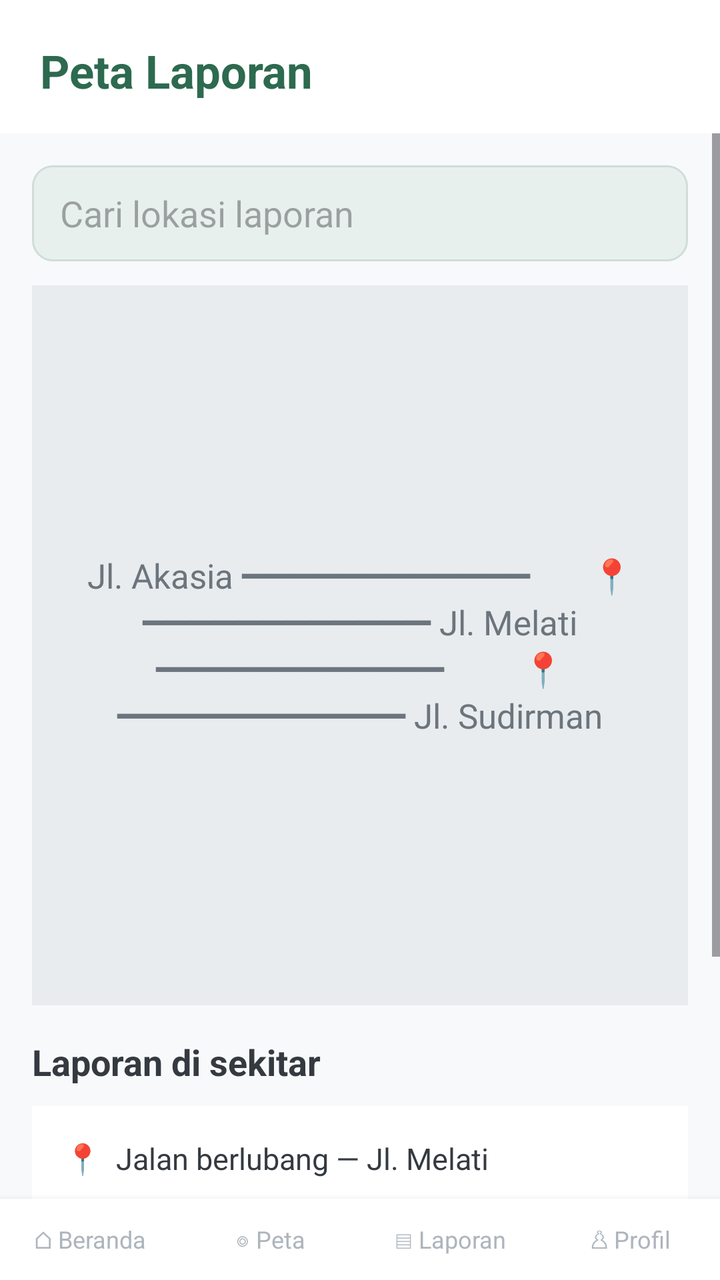
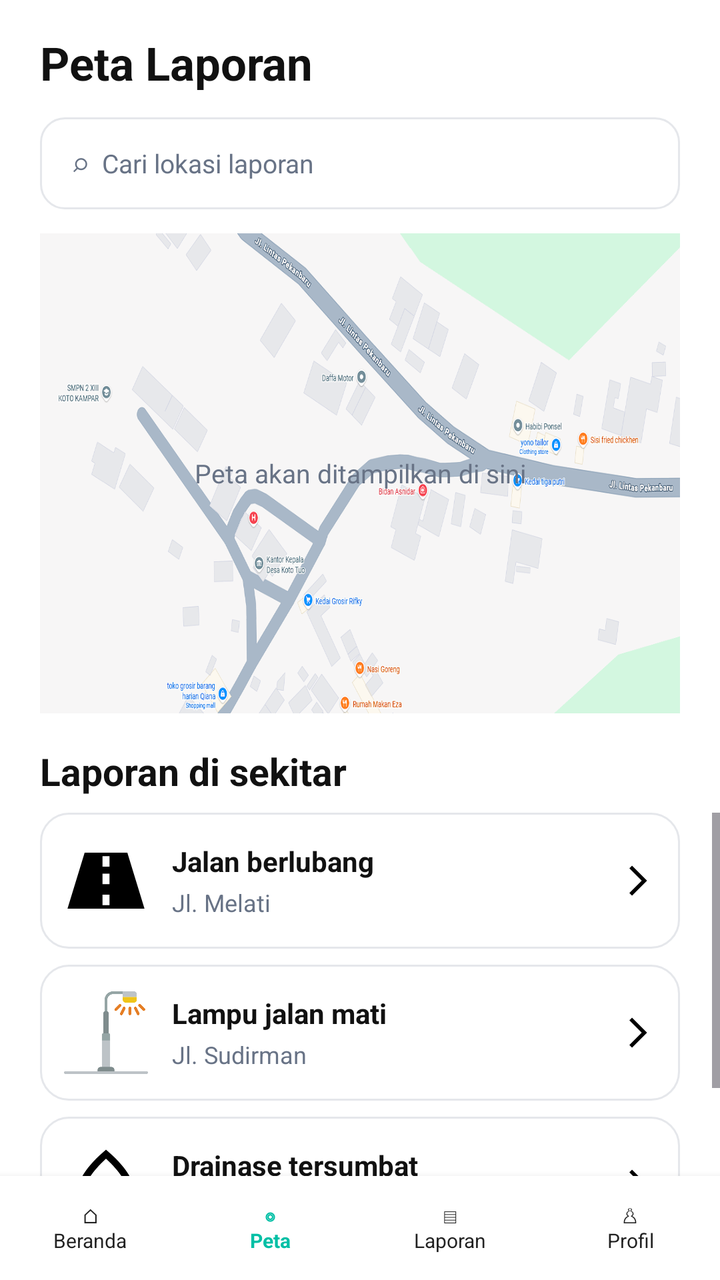

Compare the two renders of this Android layout. The source of the first and the diff that turns it into the second are given below.
<!-- AndroidManifest.xml: application theme Theme.Benito_TIA -->
<!-- res/layout/activity_map.xml -->
<?xml version="1.0" encoding="utf-8"?>
<LinearLayout xmlns:android="http://schemas.android.com/apk/res/android" android:layout_width="match_parent" android:layout_height="match_parent" android:orientation="vertical" android:background="@color/background_light">
 <TextView android:layout_width="match_parent" android:layout_height="wrap_content" android:text="Peta Laporan" android:textSize="23sp" android:textStyle="bold" android:textColor="@color/forest_green" android:background="@color/white" android:paddingStart="20dp" android:paddingEnd="20dp" android:paddingTop="20dp" android:paddingBottom="16dp"/>
 <ScrollView android:layout_width="match_parent" android:layout_height="0dp" android:layout_weight="1" android:fillViewport="true"><LinearLayout android:layout_width="match_parent" android:layout_height="wrap_content" android:orientation="vertical" android:padding="16dp"><EditText android:id="@+id/etMapSearch" android:layout_width="match_parent" android:layout_height="48dp" android:hint="Cari lokasi laporan" android:singleLine="true" android:paddingStart="14dp" android:paddingEnd="14dp" android:background="@drawable/bg_edittext" android:layout_marginBottom="12dp"/>
 <FrameLayout android:layout_width="match_parent" android:layout_height="360dp" android:background="@color/very_light_gray" android:layout_marginBottom="16dp">
  <TextView android:layout_width="match_parent" android:layout_height="match_parent" android:gravity="center" android:padding="20dp" android:text="Jl. Akasia
━━━━━━━━━━━━
      📍
━━━━━━━━━━━━
Jl. Melati
━━━━━━━━━━━━
        📍
━━━━━━━━━━━━
Jl. Sudirman" android:textColor="@color/gray_text" android:textSize="17sp"/>
 </FrameLayout>
 <TextView android:layout_width="match_parent" android:layout_height="wrap_content" android:text="Laporan di sekitar" android:textSize="18sp" android:textStyle="bold" android:textColor="@color/text_dark" android:layout_marginBottom="10dp"/><TextView android:id="@+id/mapReport1" android:layout_width="match_parent" android:layout_height="wrap_content" android:text="📍  Jalan berlubang — Jl. Melati" android:textColor="@color/text_dark" android:textSize="15sp" android:background="@color/white" android:padding="16dp" android:layout_marginBottom="10dp"/>
<TextView android:id="@+id/mapReport2" android:layout_width="match_parent" android:layout_height="wrap_content" android:text="📍  Lampu jalan mati — Jl. Sudirman" android:textColor="@color/text_dark" android:textSize="15sp" android:background="@color/white" android:padding="16dp" android:layout_marginBottom="10dp"/>
<TextView android:id="@+id/mapReport3" android:layout_width="match_parent" android:layout_height="wrap_content" android:text="📍  Drainase tersumbat — Jl. Akasia" android:textColor="@color/text_dark" android:textSize="15sp" android:background="@color/white" android:padding="16dp" android:layout_marginBottom="10dp"/>
</LinearLayout></ScrollView>
 <LinearLayout android:layout_width="match_parent" android:layout_height="wrap_content" android:orientation="horizontal" android:background="@color/white" android:elevation="5dp" android:paddingTop="8dp" android:paddingBottom="8dp">
  <TextView android:id="@+id/navBeranda" android:layout_width="0dp" android:layout_height="wrap_content" android:layout_weight="1" android:gravity="center" android:text="⌂
Beranda" android:textColor="@color/nav_inactive" android:textSize="12sp" android:padding="4dp"/>
  <TextView android:id="@+id/navPeta" android:layout_width="0dp" android:layout_height="wrap_content" android:layout_weight="1" android:gravity="center" android:text="◎
Peta" android:textColor="@color/nav_inactive" android:textSize="12sp" android:padding="4dp"/>
  <TextView android:id="@+id/navLaporan" android:layout_width="0dp" android:layout_height="wrap_content" android:layout_weight="1" android:gravity="center" android:text="▤
Laporan" android:textColor="@color/nav_inactive" android:textSize="12sp" android:padding="4dp"/>
  <TextView android:id="@+id/navProfil" android:layout_width="0dp" android:layout_height="wrap_content" android:layout_weight="1" android:gravity="center" android:text="♙
Profil" android:textColor="@color/nav_inactive" android:textSize="12sp" android:padding="4dp"/>
 </LinearLayout>
</LinearLayout>
<!-- resources referenced by this layout -->
<resources>
  <color name="background_light">@color/off_white</color>
  <color name="forest_green">#2D6A4F</color>
  <color name="gray_text">#6C757D</color>
  <color name="nav_inactive">@color/medium_gray</color>
  <color name="text_dark">@color/dark_grayish</color>
  <color name="very_light_gray">#E9ECEF</color>
  <color name="white">#FFFFFF</color>
  <!-- drawable bg_edittext (drawable) -->
  <?xml version="1.0" encoding="utf-8"?>
  <shape xmlns:android="http://schemas.android.com/apk/res/android"
      android:shape="rectangle">
      <solid android:color="#E8F0EE" />
      <stroke
          android:width="1dp"
          android:color="#D0DDD9" />
      <corners android:radius="10dp" />
  </shape>
  <style name="Theme.Benito_TIA" parent="Base.Theme.Benito_TIA" />
  <color name="off_white">#F8F9FA</color>
  <color name="medium_gray">#ADB5BD</color>
  <color name="dark_grayish">#343A40</color>
  <style name="Base.Theme.Benito_TIA" parent="Theme.Material3.DayNight.NoActionBar">
          <item name="colorPrimary">@color/pine_green</item>
          <item name="colorPrimaryDark">@color/forest_green</item>
          <item name="colorAccent">@color/mint_green</item>
          <item name="android:statusBarColor">@color/pine_green</item>
          <item name="android:navigationBarColor">@color/white</item>
      </style>
  <color name="pine_green">#40916C</color>
  <color name="mint_green">#E8F5EC</color>
</resources>

<!-- the commit's change to res/layout/activity_map.xml (unified diff, before → after) -->
@@ -1,30 +1,309 @@
 <?xml version="1.0" encoding="utf-8"?>
-<LinearLayout xmlns:android="http://schemas.android.com/apk/res/android" android:layout_width="match_parent" android:layout_height="match_parent" android:orientation="vertical" android:background="@color/background_light">
- <TextView android:layout_width="match_parent" android:layout_height="wrap_content" android:text="Peta Laporan" android:textSize="23sp" android:textStyle="bold" android:textColor="@color/forest_green" android:background="@color/white" android:paddingStart="20dp" android:paddingEnd="20dp" android:paddingTop="20dp" android:paddingBottom="16dp"/>
- <ScrollView android:layout_width="match_parent" android:layout_height="0dp" android:layout_weight="1" android:fillViewport="true"><LinearLayout android:layout_width="match_parent" android:layout_height="wrap_content" android:orientation="vertical" android:padding="16dp"><EditText android:id="@+id/etMapSearch" android:layout_width="match_parent" android:layout_height="48dp" android:hint="Cari lokasi laporan" android:singleLine="true" android:paddingStart="14dp" android:paddingEnd="14dp" android:background="@drawable/bg_edittext" android:layout_marginBottom="12dp"/>
- <FrameLayout android:layout_width="match_parent" android:layout_height="360dp" android:background="@color/very_light_gray" android:layout_marginBottom="16dp">
-  <TextView android:layout_width="match_parent" android:layout_height="match_parent" android:gravity="center" android:padding="20dp" android:text="Jl. Akasia
-━━━━━━━━━━━━
-      📍
-━━━━━━━━━━━━
-Jl. Melati
-━━━━━━━━━━━━
-        📍
-━━━━━━━━━━━━
-Jl. Sudirman" android:textColor="@color/gray_text" android:textSize="17sp"/>
+<LinearLayout
+    xmlns:android="http://schemas.android.com/apk/res/android"
+    android:layout_width="match_parent"
+    android:layout_height="match_parent"
+    android:orientation="vertical"
+    android:background="#FFFFFF">
+
+ 
+ <TextView
+     android:layout_width="match_parent"
+     android:layout_height="wrap_content"
+     android:text="Peta Laporan"
+     android:textSize="23sp"
+     android:textStyle="bold"
+     android:textColor="#111111"
+     android:paddingStart="20dp"
+     android:paddingEnd="20dp"
+     android:paddingTop="16dp"
+     android:paddingBottom="12dp" />
+
+ 
+ <EditText
+     android:id="@+id/etMapSearch"
+     android:layout_width="match_parent"
+     android:layout_height="46dp"
+     android:layout_marginStart="20dp"
+     android:layout_marginEnd="20dp"
+     android:layout_marginBottom="12dp"
+     android:hint="⌕  Cari lokasi laporan"
+     android:singleLine="true"
+     android:textSize="13sp"
+     android:paddingStart="16dp"
+     android:paddingEnd="16dp"
+     android:textColor="#222222"
+     android:textColorHint="#687386"
+     android:background="@drawable/bg_map_search"
+     android:inputType="text" />
+
+ 
+ <FrameLayout
+     android:id="@+id/mapContainer"
+     android:layout_width="match_parent"
+     android:layout_height="240dp"
+     android:layout_marginStart="20dp"
+     android:layout_marginEnd="20dp"
+     android:background="@drawable/map"
+     android:clipToOutline="true">
+
+  
+
+  <TextView
+      android:id="@+id/tvMapPlaceholder"
+      android:layout_width="match_parent"
+      android:layout_height="match_parent"
+      android:gravity="center"
+      android:text="Peta akan ditampilkan di sini"
+      android:textColor="#687386"
+      android:textSize="13sp" />
+
  </FrameLayout>
- <TextView android:layout_width="match_parent" android:layout_height="wrap_content" android:text="Laporan di sekitar" android:textSize="18sp" android:textStyle="bold" android:textColor="@color/text_dark" android:layout_marginBottom="10dp"/><TextView android:id="@+id/mapReport1" android:layout_width="match_parent" android:layout_height="wrap_content" android:text="📍  Jalan berlubang — Jl. Melati" android:textColor="@color/text_dark" android:textSize="15sp" android:background="@color/white" android:padding="16dp" android:layout_marginBottom="10dp"/>
-<TextView android:id="@+id/mapReport2" android:layout_width="match_parent" android:layout_height="wrap_content" android:text="📍  Lampu jalan mati — Jl. Sudirman" android:textColor="@color/text_dark" android:textSize="15sp" android:background="@color/white" android:padding="16dp" android:layout_marginBottom="10dp"/>
-<TextView android:id="@+id/mapReport3" android:layout_width="match_parent" android:layout_height="wrap_content" android:text="📍  Drainase tersumbat — Jl. Akasia" android:textColor="@color/text_dark" android:textSize="15sp" android:background="@color/white" android:padding="16dp" android:layout_marginBottom="10dp"/>
-</LinearLayout></ScrollView>
- <LinearLayout android:layout_width="match_parent" android:layout_height="wrap_content" android:orientation="horizontal" android:background="@color/white" android:elevation="5dp" android:paddingTop="8dp" android:paddingBottom="8dp">
-  <TextView android:id="@+id/navBeranda" android:layout_width="0dp" android:layout_height="wrap_content" android:layout_weight="1" android:gravity="center" android:text="⌂
-Beranda" android:textColor="@color/nav_inactive" android:textSize="12sp" android:padding="4dp"/>
-  <TextView android:id="@+id/navPeta" android:layout_width="0dp" android:layout_height="wrap_content" android:layout_weight="1" android:gravity="center" android:text="◎
-Peta" android:textColor="@color/nav_inactive" android:textSize="12sp" android:padding="4dp"/>
-  <TextView android:id="@+id/navLaporan" android:layout_width="0dp" android:layout_height="wrap_content" android:layout_weight="1" android:gravity="center" android:text="▤
-Laporan" android:textColor="@color/nav_inactive" android:textSize="12sp" android:padding="4dp"/>
-  <TextView android:id="@+id/navProfil" android:layout_width="0dp" android:layout_height="wrap_content" android:layout_weight="1" android:gravity="center" android:text="♙
-Profil" android:textColor="@color/nav_inactive" android:textSize="12sp" android:padding="4dp"/>
+
+ 
+ <TextView
+     android:layout_width="match_parent"
+     android:layout_height="wrap_content"
+     android:layout_marginStart="20dp"
+     android:layout_marginTop="16dp"
+     android:layout_marginEnd="20dp"
+     android:layout_marginBottom="8dp"
+     android:text="Laporan di sekitar"
+     android:textColor="#111111"
+     android:textSize="19sp"
+     android:textStyle="bold" />
+
+ 
+ <ScrollView
+     android:layout_width="match_parent"
+     android:layout_height="0dp"
+     android:layout_weight="1"
+     android:fillViewport="false"
+     android:overScrollMode="never">
+
+  <LinearLayout
+      android:layout_width="match_parent"
+      android:layout_height="wrap_content"
+      android:orientation="vertical"
+      android:paddingStart="20dp"
+      android:paddingEnd="20dp"
+      android:paddingBottom="12dp">
+
+   
+   <LinearLayout
+       android:id="@+id/mapReport1"
+       android:layout_width="match_parent"
+       android:layout_height="68dp"
+       android:layout_marginBottom="8dp"
+       android:background="@drawable/bg_map_report"
+       android:gravity="center_vertical"
+       android:orientation="horizontal"
+       android:paddingStart="12dp"
+       android:paddingEnd="12dp"
+       android:clickable="true"
+       android:focusable="true">
+
+    <ImageView
+        android:layout_width="42dp"
+        android:layout_height="42dp"
+        android:src="@drawable/ic_road"
+        android:scaleType="fitCenter"
+        android:contentDescription="Jalan rusak" />
+
+    <LinearLayout
+        android:layout_width="0dp"
+        android:layout_height="wrap_content"
+        android:layout_weight="1"
+        android:layout_marginStart="12dp"
+        android:orientation="vertical">
+
+     <TextView
+         android:layout_width="match_parent"
+         android:layout_height="wrap_content"
+         android:text="Jalan berlubang"
+         android:textColor="#111111"
+         android:textSize="14sp"
+         android:textStyle="bold" />
+
+     <TextView
+         android:layout_width="match_parent"
+         android:layout_height="wrap_content"
+         android:layout_marginTop="3dp"
+         android:text="Jl. Melati"
+         android:textColor="#687386"
+         android:textSize="12sp" />
+
+    </LinearLayout>
+
+    <ImageView
+        android:layout_width="18dp"
+        android:layout_height="18dp"
+        android:src="@drawable/arrow_forward_ios_24"
+        android:contentDescription="Detail laporan" />
+
+   </LinearLayout>
+
+   
+   <LinearLayout
+       android:id="@+id/mapReport2"
+       android:layout_width="match_parent"
+       android:layout_height="68dp"
+       android:layout_marginBottom="8dp"
+       android:background="@drawable/bg_map_report"
+       android:gravity="center_vertical"
+       android:orientation="horizontal"
+       android:paddingStart="12dp"
+       android:paddingEnd="12dp"
+       android:clickable="true"
+       android:focusable="true">
+
+    <ImageView
+        android:layout_width="42dp"
+        android:layout_height="42dp"
+        android:src="@drawable/street_light"
+        android:scaleType="fitCenter"
+        android:contentDescription="Lampu jalan mati" />
+
+    <LinearLayout
+        android:layout_width="0dp"
+        android:layout_height="wrap_content"
+        android:layout_weight="1"
+        android:layout_marginStart="12dp"
+        android:orientation="vertical">
+
+     <TextView
+         android:layout_width="match_parent"
+         android:layout_height="wrap_content"
+         android:text="Lampu jalan mati"
+         android:textColor="#111111"
+         android:textSize="14sp"
+         android:textStyle="bold" />
+
+     <TextView
+         android:layout_width="match_parent"
+         android:layout_height="wrap_content"
+         android:layout_marginTop="3dp"
+         android:text="Jl. Sudirman"
+         android:textColor="#687386"
+         android:textSize="12sp" />
+
+    </LinearLayout>
+
+    <ImageView
+        android:layout_width="18dp"
+        android:layout_height="18dp"
+        android:src="@drawable/arrow_forward_ios_24"
+        android:contentDescription="Detail laporan" />
+
+   </LinearLayout>
+
+   
+   <LinearLayout
+       android:id="@+id/mapReport3"
+       android:layout_width="match_parent"
+       android:layout_height="68dp"
+       android:layout_marginBottom="8dp"
+       android:background="@drawable/bg_map_report"
+       android:gravity="center_vertical"
+       android:orientation="horizontal"
+       android:paddingStart="12dp"
+       android:paddingEnd="12dp"
+       android:clickable="true"
+       android:focusable="true">
+
+    <ImageView
+        android:layout_width="42dp"
+        android:layout_height="42dp"
+        android:src="@drawable/ic_drainage"
+        android:scaleType="fitCenter"
+        android:contentDescription="Drainase tersumbat" />
+
+    <LinearLayout
+        android:layout_width="0dp"
+        android:layout_height="wrap_content"
+        android:layout_weight="1"
+        android:layout_marginStart="12dp"
+        android:orientation="vertical">
+
+     <TextView
+         android:layout_width="match_parent"
+         android:layout_height="wrap_content"
+         android:text="Drainase tersumbat"
+         android:textColor="#111111"
+         android:textSize="14sp"
+         android:textStyle="bold" />
+
+     <TextView
+         android:layout_width="match_parent"
+         android:layout_height="wrap_content"
+         android:layout_marginTop="3dp"
+         android:text="Jl. Akasia"
+         android:textColor="#687386"
+         android:textSize="12sp" />
+
+    </LinearLayout>
+
+    <ImageView
+        android:layout_width="18dp"
+        android:layout_height="18dp"
+        android:src="@drawable/arrow_forward_ios_24"
+        android:contentDescription="Detail laporan" />
+
+   </LinearLayout>
+
+  </LinearLayout>
+ </ScrollView>
+
+ 
+ <LinearLayout
+     android:layout_width="match_parent"
+     android:layout_height="52dp"
+     android:background="#FFFFFF"
+     android:elevation="6dp"
+     android:gravity="center_vertical"
+     android:orientation="horizontal">
+
+  <TextView
+      android:id="@+id/navBeranda"
+      android:layout_width="0dp"
+      android:layout_height="match_parent"
+      android:layout_weight="1"
+      android:gravity="center"
+      android:text="⌂\nBeranda"
+      android:textColor="#222222"
+      android:textSize="10sp" />
+
+  <TextView
+      android:id="@+id/navPeta"
+      android:layout_width="0dp"
+      android:layout_height="match_parent"
+      android:layout_weight="1"
+      android:gravity="center"
+      android:text="◎\nPeta"
+      android:textColor="#00BFA5"
+      android:textStyle="bold"
+      android:textSize="10sp" />
+
+  <TextView
+      android:id="@+id/navLaporan"
+      android:layout_width="0dp"
+      android:layout_height="match_parent"
+      android:layout_weight="1"
+      android:gravity="center"
+      android:text="▤\nLaporan"
+      android:textColor="#222222"
+      android:textSize="10sp" />
+
+  <TextView
+      android:id="@+id/navProfil"
+      android:layout_width="0dp"
+      android:layout_height="match_parent"
+      android:layout_weight="1"
+      android:gravity="center"
+      android:text="♙\nProfil"
+      android:textColor="#222222"
+      android:textSize="10sp" />
+
  </LinearLayout>
+
 </LinearLayout>
<!-- resource entries referenced after the edit -->
@@ -1,26 +1,56 @@
 <!-- resources referenced by this layout -->
 <resources>
-  <color name="background_light">@color/off_white</color>
-  <color name="forest_green">#2D6A4F</color>
-  <color name="gray_text">#6C757D</color>
-  <color name="nav_inactive">@color/medium_gray</color>
-  <color name="text_dark">@color/dark_grayish</color>
-  <color name="very_light_gray">#E9ECEF</color>
-  <color name="white">#FFFFFF</color>
-  <!-- drawable bg_edittext (drawable) -->
+  <!-- drawable arrow_forward_ios_24 (drawable) -->
+  <vector xmlns:android="http://schemas.android.com/apk/res/android" android:autoMirrored="true" android:height="24dp" android:tint="#000000" android:viewportHeight="960" android:viewportWidth="960" android:width="24dp">
+        
+      <path android:fillColor="@android:color/white" android:pathData="M321,880L250,809L579,480L250,151L321,80L721,480L321,880Z"/>
+      
+  </vector>
+  <!-- drawable bg_map_report (drawable) -->
   <?xml version="1.0" encoding="utf-8"?>
   <shape xmlns:android="http://schemas.android.com/apk/res/android"
       android:shape="rectangle">
-      <solid android:color="#E8F0EE" />
+      <solid android:color="#FFFFFF" />
+      <corners android:radius="14dp" />
       <stroke
           android:width="1dp"
-          android:color="#D0DDD9" />
-      <corners android:radius="10dp" />
+          android:color="#E5E7EB" />
   </shape>
+  <!-- drawable bg_map_search (drawable) -->
+  <?xml version="1.0" encoding="utf-8"?>
+  <shape xmlns:android="http://schemas.android.com/apk/res/android"
+      android:shape="rectangle">
+      <solid android:color="#FFFFFF" />
+      <corners android:radius="12dp" />
+      <stroke
+          android:width="1dp"
+          android:color="#E5E7EB" />
+  </shape>
+  <!-- drawable ic_drainage (drawable) -->
+  <vector xmlns:android="http://schemas.android.com/apk/res/android"
+      android:width="24dp"
+      android:height="24dp"
+      android:viewportWidth="24"
+      android:viewportHeight="24">
+    <path
+        android:fillColor="#FF000000"
+        android:pathData="M12,2c-5.33,4.55 -8,8.48 -8,11.8 0,4.98 3.8,8.2 8,8.2s8,-3.22 8,-8.2c0,-3.32 -2.67,-7.25 -8,-11.8zM12,20c-3.31,0 -6,-2.46 -6,-6.2 0,-2.38 1.94,-5.47 6,-9.24 4.06,3.77 6,6.86 6,9.24 0,3.74 -2.69,6.2 -6,6.2z"/>
+  </vector>
+  <!-- drawable ic_road (drawable) -->
+  <vector xmlns:android="http://schemas.android.com/apk/res/android"
+      android:width="24dp"
+      android:height="24dp"
+      android:viewportWidth="24"
+      android:viewportHeight="24">
+    <path
+        android:fillColor="#FF000000"
+        android:pathData="M18.1,4H5.9L1,20h22L18.1,4zM11,16h2v3h-2v-3zM11,10h2v3h-2v-3zM11,5h2v3h-2V5z"/>
+  </vector>
+  <!-- drawable map: png bitmap (drawable, 263804 bytes) -->
+  <!-- drawable street_light: png bitmap (drawable, 8283 bytes) -->
+  <color name="forest_green">#2D6A4F</color>
+  <color name="white">#FFFFFF</color>
   <style name="Theme.Benito_TIA" parent="Base.Theme.Benito_TIA" />
-  <color name="off_white">#F8F9FA</color>
-  <color name="medium_gray">#ADB5BD</color>
-  <color name="dark_grayish">#343A40</color>
   <style name="Base.Theme.Benito_TIA" parent="Theme.Material3.DayNight.NoActionBar">
           <item name="colorPrimary">@color/pine_green</item>
           <item name="colorPrimaryDark">@color/forest_green</item>
